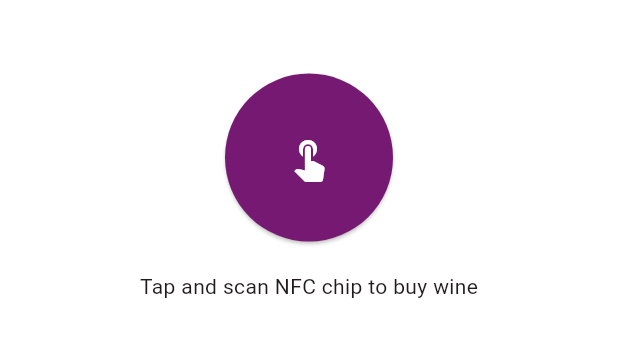
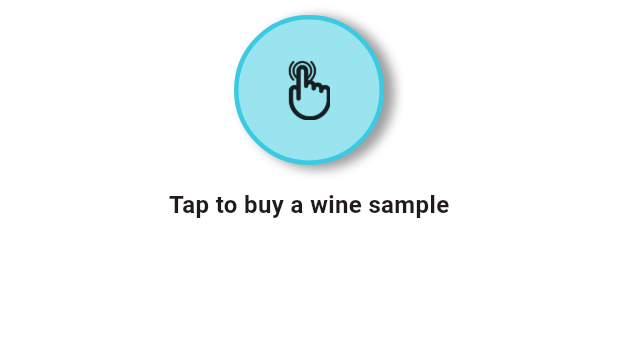
Before and after one commit to Nghia-PD/Winetopia-App, a Flutter app: the NfcContainer widget shown alone on an empty page, opened directly, on a phone screen of 412 x 824 dp. Shown: the top 337 px of the screen. Run offline on Flutter 3.47's test engine with Material 3 defaults, Android fonts, the light colour scheme and no system bars; our stand-ins replace cloud_firestore, firebase_auth, firebase_core, flutter_spinkit, qr_flutter; missing offline and left inert: awesome_ripple_animation, nfc_manager; accounts and stored records are empty; network calls fail.

Commit message:
Add nfc button design

```diff
--- a/lib/screens/home/home_content.dart
+++ b/lib/screens/home/home_content.dart
@@ -11,7 +11,7 @@ class HomeContent extends StatelessWidget {
   Widget _topUpButton() {
     return ElevatedButton(
       onPressed: () async {
-        print("Top Up!");
+        //print("Top Up!");
       },
       style: ElevatedButton.styleFrom(
         backgroundColor: Setting().buttonColor,
@@ -34,7 +34,7 @@ class HomeContent extends StatelessWidget {
   Widget _withdrawButton() {
     return ElevatedButton(
       onPressed: () async {
-        print("Withdraw!");
+        //print("Withdraw!");
       },
       style: ElevatedButton.styleFrom(
         backgroundColor: Setting().buttonColor,
--- a/lib/screens/home/nfc.dart
+++ b/lib/screens/home/nfc.dart
@@ -1,88 +1,171 @@
+import 'package:awesome_ripple_animation/awesome_ripple_animation.dart';
+import 'package:flutter/cupertino.dart';
 import 'package:flutter/material.dart';
 import 'package:nfc_manager/nfc_manager.dart';
-import 'package:winetopia_app/services/firebase_auth.dart';
-import 'package:winetopia_app/services/firebase_firestore.dart';
-import 'package:winetopia_app/shares/setting.dart';
+import 'package:provider/provider.dart';
+import 'package:winetopia_app/services/nfc.dart';
+import 'package:winetopia_app/shares/nfc_state.dart';
 
-class NfcContainer extends StatefulWidget {
+class NfcContainer extends StatelessWidget {
   const NfcContainer({super.key});
 
   @override
-  State<NfcContainer> createState() => _NfcContainerState();
-}
-
-class _NfcContainerState extends State<NfcContainer> {
-  String _nfcData = "Tap and scan NFC chip to buy wine";
-
-  void _startNFC() async {
-    NfcManager.instance.startSession(
-      onDiscovered: (NfcTag tag) async {
-        // Try to parse the tag as an NDEF tag
-        final ndef = Ndef.from(tag);
-
-        if (ndef == null) {
-          print('Tag is not NDEF formatted');
-          NfcManager.instance.stopSession();
-          return;
-        }
-
-        await ndef.read().then((NdefMessage message) {
-          for (var record in message.records) {
-            if (record.typeNameFormat == NdefTypeNameFormat.nfcWellknown) {
-              final payload = record.payload;
-
-              // Skip first byte (language code length byte)
-              final text = String.fromCharCodes(payload.sublist(3)).toString();
-              setState(() {
-                _nfcData = text;
-              });
-              String uid = AuthService().currentUser!.uid;
-              FirestoreService(uid: uid).updateBalance(_nfcData);
-            }
-          }
-        });
-
-        NfcManager.instance.stopSession();
-      },
-    );
-  }
-
-  @override
   Widget build(BuildContext context) {
+    final nfcState = Provider.of<NfcState>(context);
+    final buttonStyle = _getButtonStyle(nfcState.state);
     return Container(
       padding: EdgeInsets.all(10),
       height: 250,
       width: double.infinity,
 
-      decoration: BoxDecoration(
-        color: Colors.white,
-        // border: Border.all(color: Setting().borderLineColor, width: 2.0),
-        // borderRadius: BorderRadius.circular(20),
-      ),
+      decoration: BoxDecoration(color: Colors.white),
+      child: Column(
+        children: [
+          Stack(
+            alignment: Alignment.center,
+            children: [
+              if (nfcState.state == NfcStateEnum.scanning)
+                // Ripple effect
+                Positioned.fill(
+                  child: RippleAnimation(
+                    duration: const Duration(milliseconds: 1400),
+                    minRadius: 40,
+                    size: const Size(90.0, 90.0),
+                    repeat: true,
+                    ripplesCount: 6,
+                    color: buttonStyle['borderColor'].withOpacity(0.5),
+                    child: const SizedBox.expand(),
+                  ),
+                ),
 
-      child: Column(
-        mainAxisAlignment: MainAxisAlignment.center, // center vertically
-        crossAxisAlignment: CrossAxisAlignment.center, // center horizontally
-        children: [
-          ElevatedButton(
-            onPressed: () {
-              _startNFC();
-            },
-            style: ElevatedButton.styleFrom(
-              shape: CircleBorder(),
-              padding: EdgeInsets.all(40), // controls the size of the circle
-              backgroundColor: Setting().buttonColor, // button color
+              // Circular button
+              GestureDetector(
+                onTap: () => _nfcButtonPressed(context),
+                child: AnimatedContainer(
+                  duration: const Duration(milliseconds: 100),
+                  width: 100.0,
+                  height: 100.0,
+                  decoration: BoxDecoration(
+                    color: buttonStyle['backgroundColor'],
+                    shape: BoxShape.circle,
+                    border: Border.all(
+                      color: buttonStyle['borderColor'],
+                      width: 3.0,
+                    ),
+                    boxShadow:
+                        nfcState.state == NfcStateEnum.scanning
+                            ? []
+                            : [
+                              BoxShadow(
+                                color: Colors.grey.shade500,
+                                offset: const Offset(6, 2),
+                                blurRadius: 5,
+                                spreadRadius: 1,
+                              ),
+                            ],
+                  ),
+                  child: Center(
+                    child: AnimatedSwitcher(
+                      duration: const Duration(milliseconds: 300),
+                      transitionBuilder: (
+                        Widget child,
+                        Animation<double> animation,
+                      ) {
+                        return ScaleTransition(scale: animation, child: child);
+                      },
+                      child:
+                          buttonStyle['icon'] is IconData
+                              ? Icon(
+                                buttonStyle['icon'],
+                                key: ValueKey(buttonStyle['icon']),
+                                size: 40,
+                                color: buttonStyle['iconColor'],
+                              )
+                              : ImageIcon(
+                                buttonStyle['icon']
+                                    .image, // Use the ImageIcon widget
+                                key: ValueKey(buttonStyle['icon']),
+                                size: 40,
+                                color: buttonStyle['icon'].color,
+                              ),
+                    ),
+                  ),
+                ),
+              ),
+            ],
+          ),
+          const SizedBox(height: 15),
+
+          // Display the primary feedback message
+          Center(
+            child: Text(
+              nfcState.state.primaryMessage,
+              style: const TextStyle(fontWeight: FontWeight.bold, fontSize: 16),
             ),
-            child: Icon(
-              Icons.touch_app,
-              size: 32,
-              color: Setting().otherComponentColorLight,
-            ), // or Text("Scan")
           ),
-          SizedBox(height: 20),
-          Text(_nfcData.toString()),
+
+          // Display the secondary feedback message
+          nfcState.state.secondaryMessage.isNotEmpty
+              ? Center(
+                child: Text(
+                  nfcState.state.secondaryMessage,
+                  style: const TextStyle(fontSize: 12),
+                ),
+              )
+              : const SizedBox.shrink(),
         ],
       ),
     );
   }
+
+  /// Handles the button press event by initiating or stopping an NFC session.
+  void _nfcButtonPressed(BuildContext context) async {
+    final nfcState = Provider.of<NfcState>(context, listen: false);
+
+    if (nfcState.state == NfcStateEnum.scanning) {
+      // If the button is in 'scanning' state, stop the session and revert to 'idle'.
+      await NfcManager.instance.stopSession();
+      nfcState.updateState(NfcStateEnum.idle);
+    } else {
+      // If the button is not 'scanning', start a new NFC session.
+
+      await NfcService.instance.startNfcSession(context, nfcState.updateState);
+    }
+  }
+
+  /// Returns the button style based on the current NFC state.
+  Map<String, dynamic> _getButtonStyle(NfcStateEnum state) {
+    switch (state) {
+      case NfcStateEnum.scanning:
+        return {
+          'icon': CupertinoIcons.radiowaves_right,
+          'iconColor': const Color(0xFF3ACAE2),
+          'backgroundColor': Colors.white,
+          'borderColor': const Color(0xFF3ACAE2),
+        };
+      case NfcStateEnum.success:
+        return {
+          'icon': Icons.check,
+          'iconColor': Colors.green,
+          'backgroundColor': Colors.green.shade50,
+          'borderColor': Colors.green,
+        };
+      case NfcStateEnum.error:
+      case NfcStateEnum.notAvailable:
+      case NfcStateEnum.insufficientTokens:
+        return {
+          'icon': Icons.close,
+          'iconColor': Colors.red,
+          'backgroundColor': Colors.red.shade50,
+          'borderColor': Colors.red,
+        };
+      case NfcStateEnum.idle:
+        return {
+          'icon': const ImageIcon(AssetImage("assets/icons/tap_here.png")),
+          'iconColor': Colors.white,
+          'backgroundColor': const Color(0xFF99E4EF),
+          'borderColor': const Color(0xFF3ACAE2),
+        };
+    }
+  }
 }
--- a/lib/services/firebase_firestore.dart
+++ b/lib/services/firebase_firestore.dart
@@ -13,7 +13,9 @@ class FirestoreService {
         .snapshots();
   }
 
-  Future updateBalance(String wineId) async {
+  Future<DocumentSnapshot<Map<String, dynamic>>?> updateBalance(
+    String wineId,
+  ) async {
     try {
       DocumentSnapshot<Map<String, dynamic>> attendeeDoc =
           await FirebaseFirestore.instance
@@ -71,9 +73,17 @@ class FirestoreService {
         "wineName": wineDoc["name"],
       });
 
-      print("done update");
+      return wineDoc;
     } catch (e) {
-      print(e);
+      return null;
     }
   }
 }
+
+class InsufficientBalanceException implements Exception {
+  final String message;
+  InsufficientBalanceException(this.message);
+
+  @override
+  String toString() => message;
+}
--- /dev/null
+++ b/lib/shares/nfc_state.dart
@@ -0,0 +1,35 @@
+import 'package:flutter/foundation.dart';
+
+/// Manages the NFC State.
+class NfcState extends ChangeNotifier {
+  NfcStateEnum _state;
+
+  NfcState({NfcStateEnum state = NfcStateEnum.idle}) : _state = state;
+
+  NfcStateEnum get state => _state;
+
+  void updateState(NfcStateEnum newState) {
+    _state = newState;
+    notifyListeners(); // Notifies any listeners about state changes
+  }
+
+  void resetState() {
+    updateState(NfcStateEnum.idle); // Resets to idle state
+  }
+}
+
+/// Defines the possible states for NFC operations and their feedback messages.
+enum NfcStateEnum {
+  idle('Tap to buy a wine sample', ''),
+  scanning('Scanning...', 'Place your device on the wine tag'),
+  success('Success!', 'Tap again to buy another wine sample'),
+  insufficientTokens('Oops, not enough tokens', 'Top up to continue'),
+  error('An error occurred while scanning', 'Press the button to try again'),
+  notAvailable('NFC unavailable', 'Please turn on your NFC settings');
+
+  final String primaryMessage;
+  final String secondaryMessage;
+
+  /// Creates an instance of the [NfcStateEnum] with the provided messages.
+  const NfcStateEnum(this.primaryMessage, this.secondaryMessage);
+}
--- a/pubspec.yaml
+++ b/pubspec.yaml
@@ -41,6 +41,8 @@ dependencies:
   qr_flutter: ^4.1.0
   flutter_spinkit: ^5.2.1
   nfc_manager: ^3.5.0
+  awesome_ripple_animation: ^2.0.0
+  provider: ^6.1.5
 
 dev_dependencies:
   flutter_test:
@@ -67,6 +69,7 @@ flutter:
   assets:
     - assets/icons/gold-coin.png
     - assets/icons/silver-coin.png
+    - assets/icons/tap_here.png
     - assets/images/Winetopia_Logo2024.png
 
   # An image asset can refer to one or more resolution-specific "variants", see
```
Also changed, not shown: lib/main.dart (+8 -1 lines), lib/models/nfc.dart (added, +69 -0 lines), lib/screens/authentication/login.dart (+17 -17 lines), lib/services/nfc.dart (+97 -9 lines), pubspec.lock.
